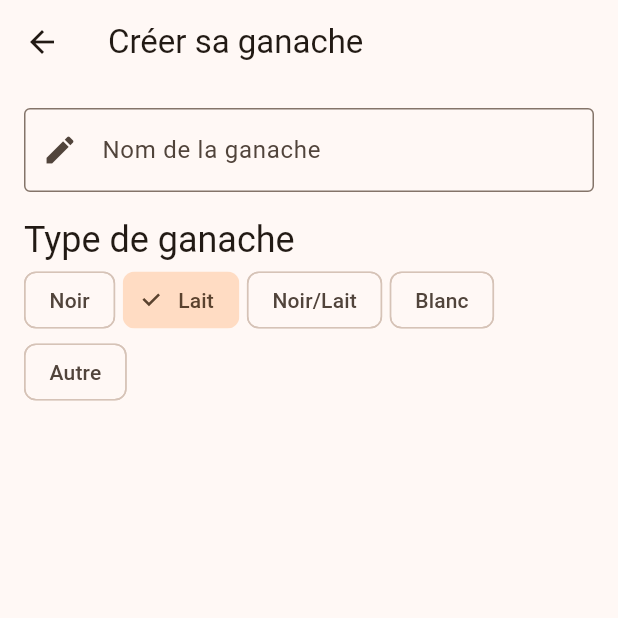
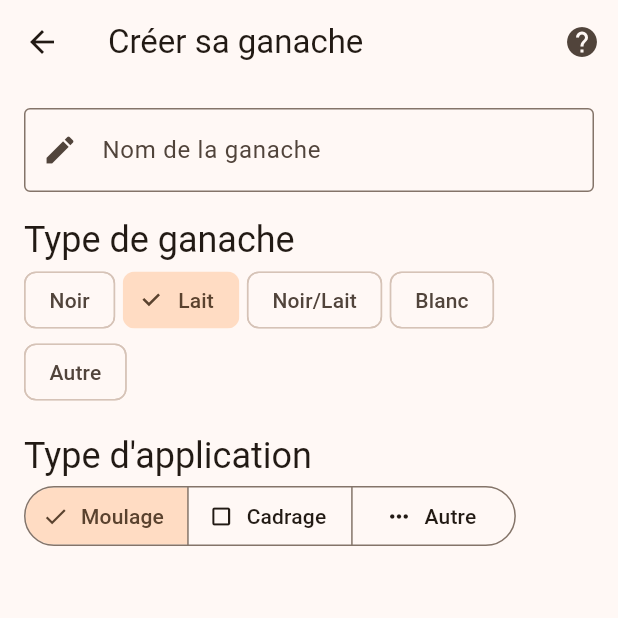
Before and after one commit to AlexandreLuedo/Ganache.lab, a Flutter app: the CreateGanache screen opened directly, on a phone screen of 412 x 824 dp, the top half of it. Run offline on Flutter 3.47's test engine with Material 3 defaults, Android fonts, the phone set to English and light mode, and no system bars.

Commit message:
feat: Add help button and application type selection
This commit introduces two new features:

1.  A help icon button has been added to the app bar. Currently, it's a placeholder for future functionality to display a help popup.
2.  An `ApplicationTypeSelection` widget has been created, allowing users to choose an application type (Moulage, Cadrage, Autre) using a `SegmentedButton`. This selection is now part of the "Créer sa ganache" screen.

```diff
--- a/lib/main.dart
+++ b/lib/main.dart
@@ -108,7 +108,15 @@ class CreateGanache extends StatelessWidget {
   build(BuildContext context) {
     return Scaffold(
       appBar: AppBar(
-        title: Text("Créer sa ganache"),
+        title: const Text("Créer sa ganache"),
+        actions: <Widget>[
+          IconButton(
+            onPressed: (){/* TODO implement card popup (found in textfields */},
+            icon: Icon(Icons.help),
+            tooltip: "Aide",
+          ),
+          ],
+
       ),
       body: SingleChildScrollView(
         padding: EdgeInsets.all(16),
@@ -119,14 +127,19 @@ class CreateGanache extends StatelessWidget {
            SizedBox(height: 16),
            GanacheTypeSelection(),
            SizedBox(height: 16),
-
+           ApplicationTypeSelection(),
+           SizedBox(height: 16),
          ],
        )
       )
     );
   }
 }
-// Indentation pour signfiier que les classes sous-jacentes sont appelés par CreateGanache.
+// Variables / Enum / Listes
+enum Application {Moulage, Cadrage, Autre}
+
+// Indentation pour signfier que les classes sous-jacentes sont appelés par CreateGanache.
+// Classes
   class GanacheTypeSelection extends StatefulWidget {
   const GanacheTypeSelection({super.key});
   @override
@@ -163,7 +176,6 @@ class CreateGanache extends StatelessWidget {
           ]
       );
 }
-
 }
   class GanacheNameInput extends StatelessWidget {
   const GanacheNameInput({super.key});
@@ -181,6 +193,50 @@ class CreateGanache extends StatelessWidget {
       );
     }
   }
+  class ApplicationTypeSelection extends StatefulWidget {
+    const ApplicationTypeSelection({super.key});
+
+  @override
+  State<ApplicationTypeSelection> createState() => _ApplicationTypeSelectionState();
+}
+
+class _ApplicationTypeSelectionState extends State<ApplicationTypeSelection> {
+  Application applicationView = Application.Moulage;
+
+  @override
+    Widget build(BuildContext context) {
+      return Column(
+        crossAxisAlignment: CrossAxisAlignment.start,
+        children: [
+          Text("Type d'application", style: Theme.of(context).textTheme.headlineSmall),
+          SegmentedButton<Application>(
+              segments: const <ButtonSegment<Application>>[
+                ButtonSegment<Application>(
+                  value: Application.Moulage,
+                  label: Text("Moulage"),
+                  icon: Icon(Icons.apps)
+                ),
+                ButtonSegment<Application>(
+                  value: Application.Cadrage,
+                  label: Text("Cadrage"),
+                  icon: Icon(Icons.crop_square)
+                ),
+                ButtonSegment(value: Application.Autre,
+                  label: Text("Autre"),
+                  icon: Icon(Icons.more_horiz)
+                ),
+
+  ],
+    selected: <Application>{applicationView},
+          onSelectionChanged: (Set<Application> newSelection) {
+                setState(() {
+                  applicationView = newSelection.first;
+                });
+    }),
+      ]
+      );
+    }
+}
   class OnWelcomeScreen extends StatelessWidget {
   const OnWelcomeScreen({super.key});
   build(BuildContext context) {
```
